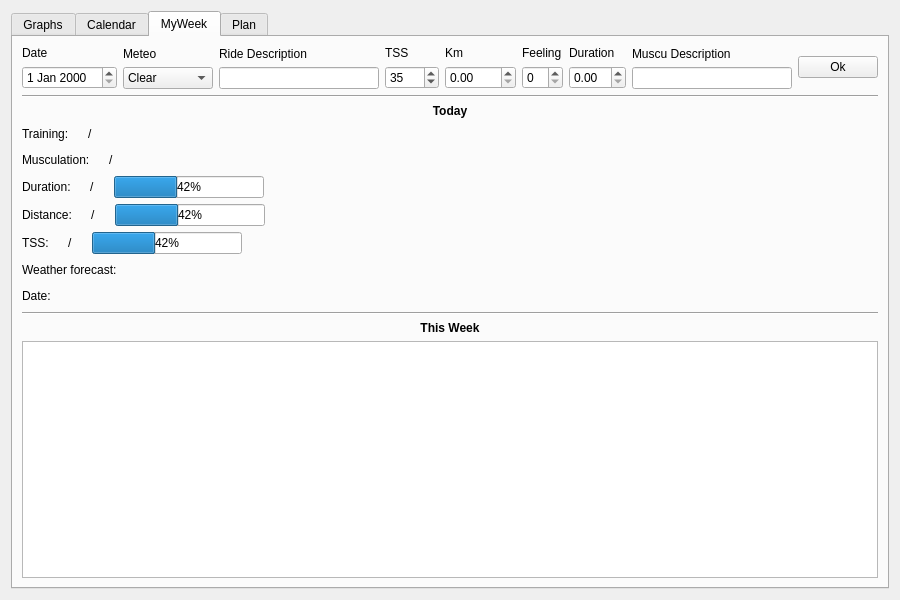
Above: themewidget.ui from pisgah-fogel/OpenCyclingTraining before the change. Below: the same form after it.
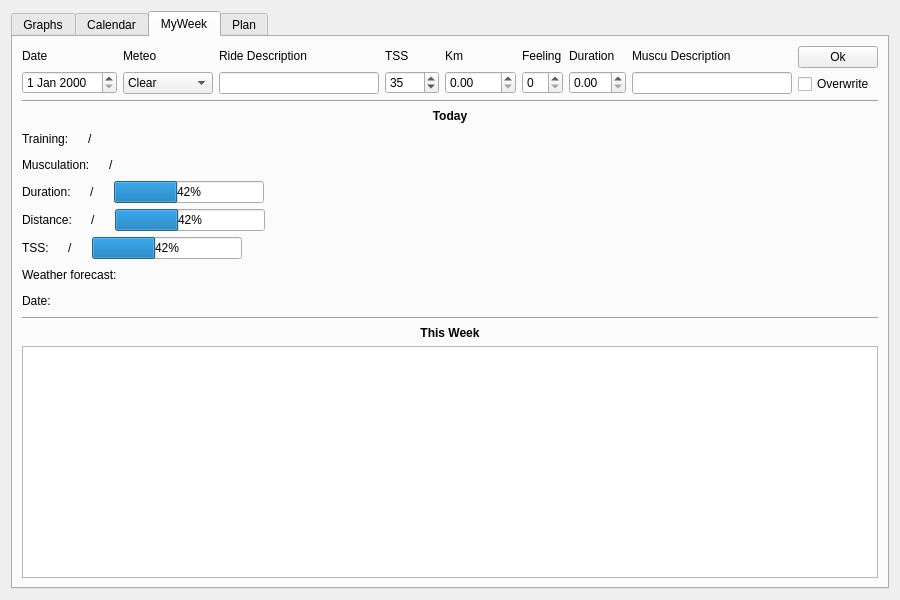
That is the form after the change.

Commit message: WIP add training overwrite feature

```diff
--- a/themewidget.ui
+++ b/themewidget.ui
@@ -215,6 +215,13 @@
              </property>
             </widget>
            </item>
+           <item>
+            <widget class="QCheckBox" name="checkBox">
+             <property name="text">
+              <string>Overwrite</string>
+             </property>
+            </widget>
+           </item>
           </layout>
          </item>
         </layout>
```
The commit also changes 1 other file.
